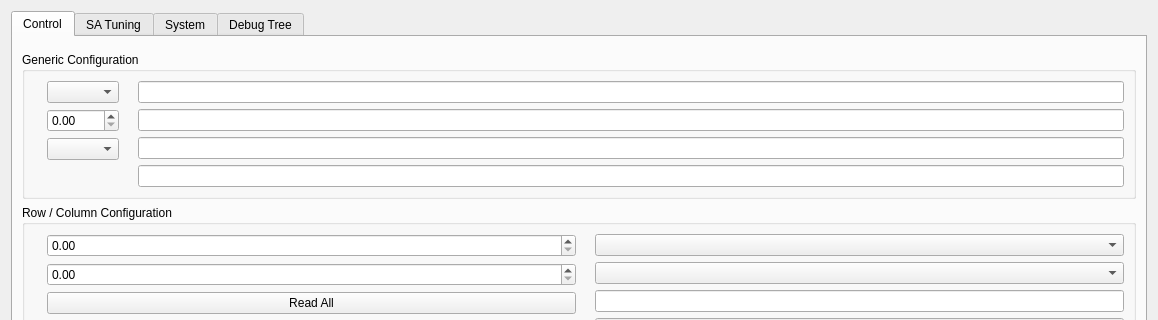
Old version of the form software/python/warm_tdm_api/warm_tdm_gui.ui in the repository slaclab/warm-tdm; both pictures show x 0 to 1158 and y 0 to 320 of the 1158 by 954 pixel window.
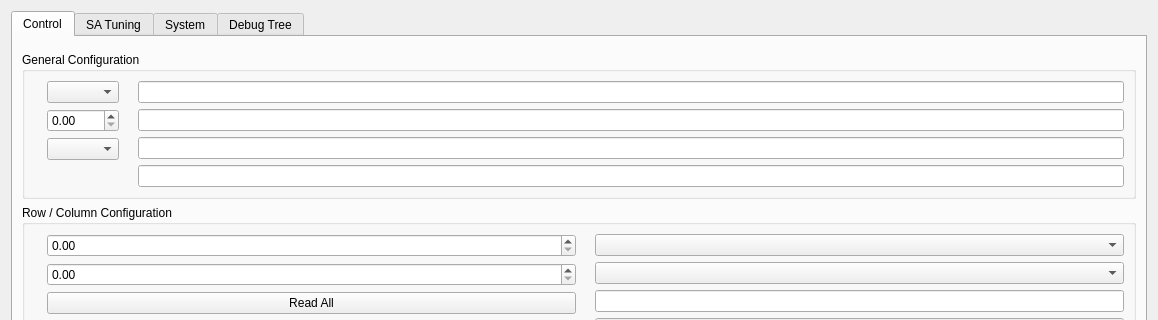
New version of the form. Custom widgets are drawn as their Qt base class.

```diff
--- a/software/python/warm_tdm_api/warm_tdm_gui.ui
+++ b/software/python/warm_tdm_api/warm_tdm_gui.ui
@@ -51,7 +51,7 @@
        <item>
         <widget class="QGroupBox" name="groupBox_2">
          <property name="title">
-          <string>Generic Configuration</string>
+          <string>General Configuration</string>
          </property>
          <layout class="QHBoxLayout" name="horizontalLayout_3">
           <item>
```
